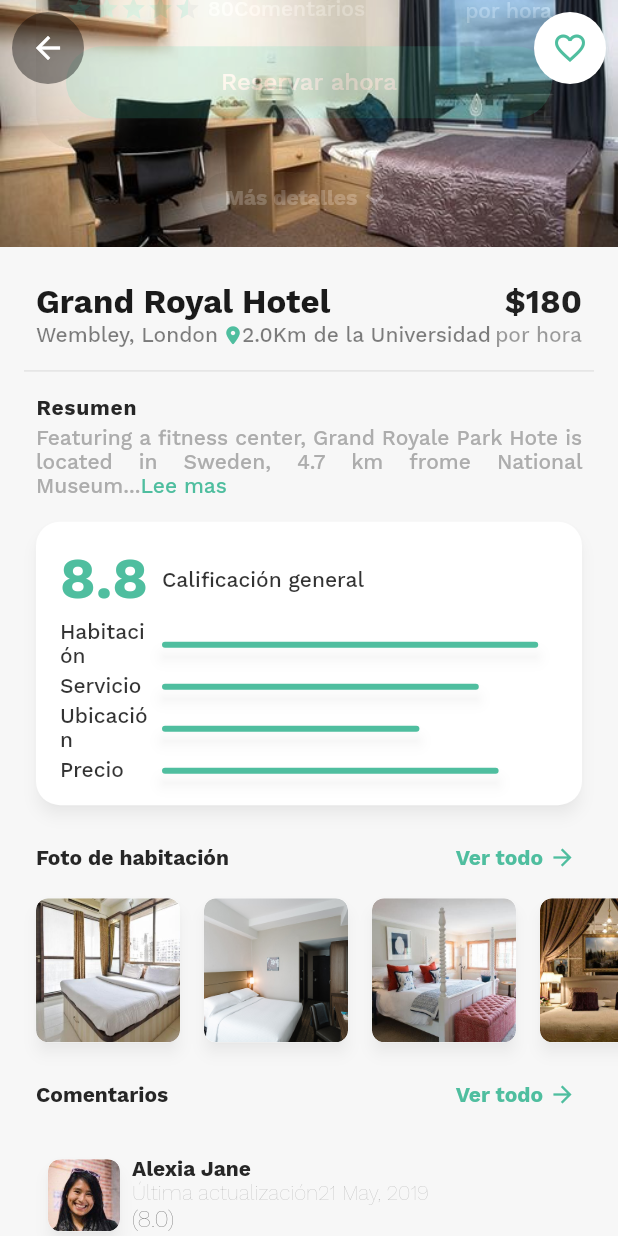
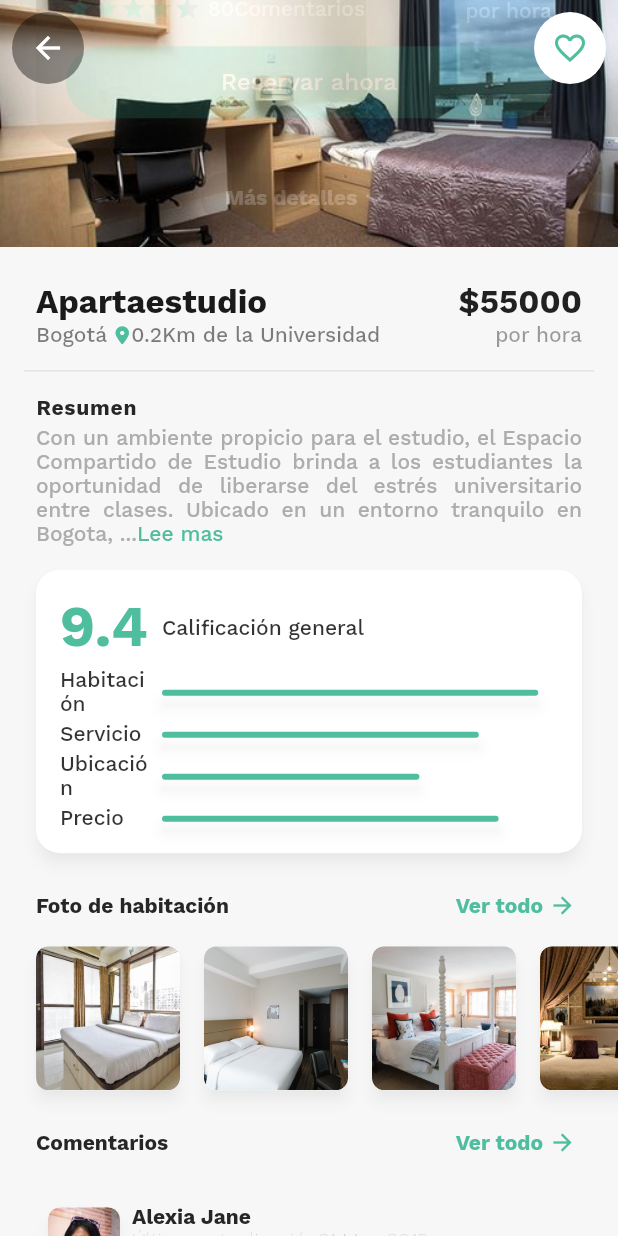
Before and after one commit to davidfer1112/shh_flutter, a Flutter app: the HotelDetailes screen opened directly with sample values from the repository, after a tap on "Más detalles", on a phone screen of 412 x 824 dp. Run offline on Flutter 3.47's test engine with Material 2 defaults, Android fonts, the phone set to English and light mode, and no system bars; drawn by our look-alikes of flutter_rating_bar; our stand-ins replace font_awesome_flutter, google_fonts, google_maps_flutter, shared_preferences, smooth_page_indicator; accounts and stored records are empty.

Commit message:
Feature: aplicacion completa

```diff
--- a/lib/language/lang/language_text.json
+++ b/lib/language/lang/language_text.json
@@ -201,7 +201,7 @@
   },
   {
     "text_id": "search_hotel",
-    "en": "Buscar hotel",
+    "en": "Buscar espacio de descanso compartido",
     "es": "Search",
     "fr": "Rechercher",
     "ar": "يبحث",
--- a/lib/models/hotel_list_data.dart
+++ b/lib/models/hotel_list_data.dart
@@ -42,12 +42,12 @@ class HotelListData {
   static List<HotelListData> hotelList = [
     HotelListData(
       imagePath: Localfiles.hotel_1,
-      titleTxt: 'Grand Royal Hotel',
-      subTxt: 'Wembley, London',
-      dist: 2.0,
+      titleTxt: 'Apartaestudio',
+      subTxt: 'Bogotá',
+      dist: 0.2,
       reviews: 80,
-      rating: 4.4,
-      perNight: 180,
+      rating: 4.7,
+      perNight: 55000,
       roomData: RoomData(1, 2),
       isSelected: true,
       date: DateText(1, 5),
@@ -55,12 +55,12 @@ class HotelListData {
     ),
     HotelListData(
       imagePath: Localfiles.hotel_2,
-      titleTxt: 'Queen Hotel',
-      subTxt: 'Wembley, London',
-      dist: 4.0,
+      titleTxt: 'Apartaestudio',
+      subTxt: 'Bogotá',
+      dist: 0.9,
       reviews: 74,
       rating: 4.5,
-      perNight: 200,
+      perNight: 60000,
       roomData: RoomData(1, 3),
       isSelected: false,
       date: DateText(2, 6),
@@ -68,12 +68,12 @@ class HotelListData {
     ),
     HotelListData(
       imagePath: Localfiles.hotel_3,
-      titleTxt: 'Grand Royal Hotel',
-      subTxt: 'Wembley, London',
-      dist: 3.0,
+      titleTxt: 'Apartaestudio',
+      subTxt: 'Bogotá',
+      dist: 0.5,
       reviews: 62,
       rating: 4.0,
-      perNight: 60,
+      perNight: 65000,
       roomData: RoomData(2, 3),
       isSelected: false,
       date: DateText(5, 9),
@@ -81,12 +81,12 @@ class HotelListData {
     ),
     HotelListData(
       imagePath: Localfiles.hotel_4,
-      titleTxt: 'Queen Hotel',
-      subTxt: 'Wembley, London',
-      dist: 7.0,
+      titleTxt: 'Apartaestudio',
+      subTxt: 'Medellín',
+      dist: 1.0,
       reviews: 90,
       rating: 4.4,
-      perNight: 170,
+      perNight: 75000,
       isSelected: false,
       roomData: RoomData(2, 2),
       date: DateText(1, 5),
@@ -94,13 +94,13 @@ class HotelListData {
     ),
     HotelListData(
       imagePath: Localfiles.hotel_5,
-      titleTxt: 'Grand Royal Hotel',
-      subTxt: 'Wembley, London',
-      dist: 2.0,
+      titleTxt: 'Apartaestudio',
+      subTxt: 'Cali',
+      dist: 1.0,
       reviews: 240,
       rating: 4.5,
       isSelected: false,
-      perNight: 200,
+      perNight: 80000,
       roomData: RoomData(1, 7),
       date: DateText(1, 4),
       location: LatLng(51.508383, -0.109502),
@@ -139,7 +139,7 @@ class HotelListData {
       imagePath: Localfiles.avatar1,
       titleTxt: 'Alexia Jane',
       subTxt:
-          'This is located in a great spot close to shops and bars, very quiet location',
+          'Se encuentra en un excelente lugar cerca a la universidad, en una ubicación muy tranquila y comoda.',
       rating: 8.0,
       dateTxt: '21 May, 2019',
     ),
@@ -147,7 +147,7 @@ class HotelListData {
       imagePath: Localfiles.avatar3,
       titleTxt: 'Jacky Depp',
       subTxt:
-          'Good staff, very comfortable bed, very quiet location, place could do with an update',
+          'Cama muy cómoda, ubicación muy tranquila; el lugar podría beneficiarse de una actualización.',
       rating: 8.0,
       dateTxt: '21 May, 2019',
     ),
@@ -155,7 +155,7 @@ class HotelListData {
       imagePath: Localfiles.avatar5,
       titleTxt: 'Alex Carl',
       subTxt:
-          'This is located in a great spot close to shops and bars, very quiet location',
+          'Se encuentra en un excelente lugar cerca a la universidad, en una ubicación muy tranquila y comoda.',
       rating: 6.0,
       dateTxt: '21 May, 2019',
     ),
@@ -163,7 +163,7 @@ class HotelListData {
       imagePath: Localfiles.avatar2,
       titleTxt: 'May June',
       subTxt:
-          'Good staff, very comfortable bed, very quiet location, place could do with an update',
+          'Cama muy cómoda, ubicación muy tranquila; el lugar podría beneficiarse de una actualización.',
       rating: 9.0,
       dateTxt: '21 May, 2019',
     ),
@@ -171,7 +171,7 @@ class HotelListData {
       imagePath: Localfiles.avatar4,
       titleTxt: 'Lesley Rivas',
       subTxt:
-          'This is located in a great spot close to shops and bars, very quiet location',
+          'Se encuentra en un excelente lugar cerca a la universidad, en una ubicación muy tranquila y comoda.',
       rating: 8.0,
       dateTxt: '21 May, 2019',
     ),
@@ -179,7 +179,7 @@ class HotelListData {
       imagePath: Localfiles.avatar6,
       titleTxt: 'Carlos Lasmar',
       subTxt:
-          'Good staff, very comfortable bed, very quiet location, place could do with an update',
+          'Cama muy cómoda, ubicación muy tranquila; el lugar podría beneficiarse de una actualización.',
       rating: 7.0,
       dateTxt: '21 May, 2019',
     ),
@@ -187,7 +187,7 @@ class HotelListData {
       imagePath: Localfiles.avatar7,
       titleTxt: 'Oliver Smith',
       subTxt:
-          'This is located in a great spot close to shops and bars, very quiet location',
+          'Se encuentra en un excelente lugar cerca a la universidad, en una ubicación muy tranquila y comoda.',
       rating: 9.0,
       dateTxt: '21 May, 2019',
     ),
--- a/lib/modules/hotel_detailes/hotel_detailes.dart
+++ b/lib/modules/hotel_detailes/hotel_detailes.dart
@@ -27,9 +27,9 @@ class _HotelDetailesState extends State<HotelDetailes>
     with TickerProviderStateMixin {
   ScrollController scrollController = ScrollController(initialScrollOffset: 0);
   var hoteltext1 =
-      "Featuring a fitness center, Grand Royale Park Hote is located in Sweden, 4.7 km frome National Museum...";
+      "Con un ambiente propicio para el estudio, el Espacio Compartido de Estudio brinda a los estudiantes la oportunidad de liberarse del estrés universitario entre clases. Ubicado en un entorno tranquilo en Bogota, ...";
   var hoteltext2 =
-      "Featuring a fitness center, Grand Royale Park Hote is located in Sweden, 4.7 km frome National Museum a fitness center, Grand Royale Park Hote is located in Sweden, 4.7 km frome National Museum a fitness center, Grand Royale Park Hote is located in Sweden, 4.7 km frome National Museum";
+      "Con un ambiente propicio para el estudio, el Espacio Compartido de Estudio brinda a los estudiantes la oportunidad de liberarse del estrés universitario entre clases. Ubicado en un entorno tranquilo en Bogota, a 4.7 km del Museo Nacional. Este espacio brinda a los estudiantes un ambiente para liberarse del estrés universitario.";
   bool isFav = false;
   bool isReadless = false;
   late AnimationController animationController;
@@ -208,8 +208,8 @@ class _HotelDetailesState extends State<HotelDetailes>
                   child: CommonButton(
                     buttonText: AppLocalizations(context).of("book_now"),
                     onTap: () {
-                      NavigationServices(context)
-                          .gotoRoomBookingScreen(widget.hotelData.titleTxt);
+                      // NavigationServices(context)
+                      //     .gotoRoomBookingScreen(widget.hotelData.titleTxt);
                     },
                   ),
                 ),
@@ -419,9 +419,9 @@ class _HotelDetailesState extends State<HotelDetailes>
                                           buttonText: AppLocalizations(context)
                                               .of("book_now"),
                                           onTap: () {
-                                            NavigationServices(context)
-                                                .gotoRoomBookingScreen(
-                                                    widget.hotelData.titleTxt);
+                                            // NavigationServices(context)
+                                            //     .gotoRoomBookingScreen(
+                                            //         widget.hotelData.titleTxt);
                                           }),
                                     ),
                                   ],
```
